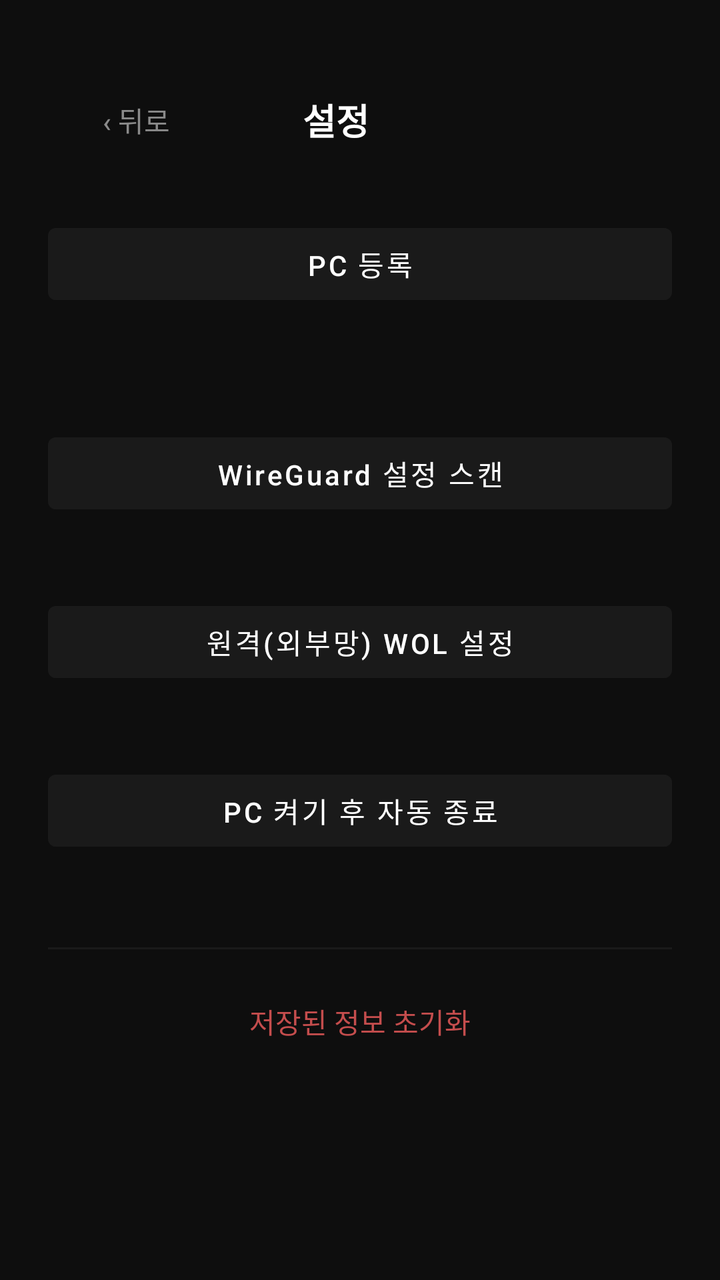
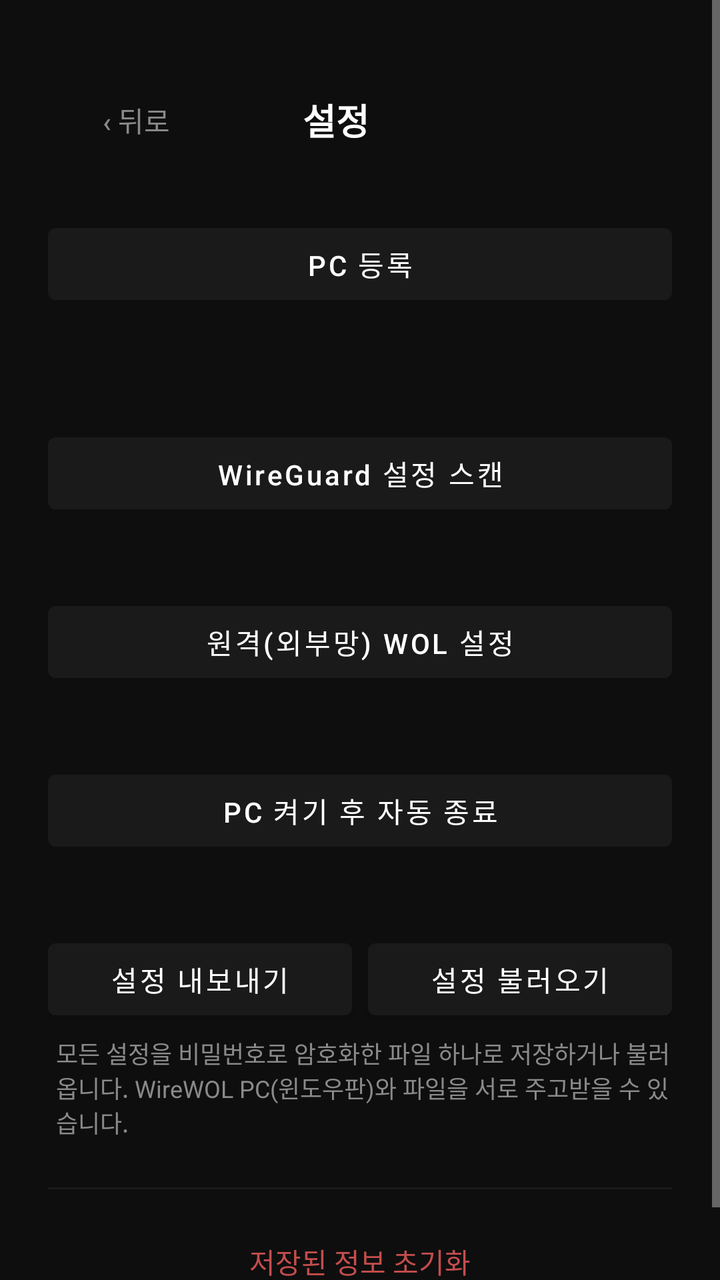

Screens rendered from an Android XML layout before and after an edit, with the pre-edit source and the edit as a unified diff.
<!-- AndroidManifest.xml: application theme Theme.WireWOL -->
<!-- res/layout/activity_settings.xml -->
<?xml version="1.0" encoding="utf-8"?>
<ScrollView xmlns:android="http://schemas.android.com/apk/res/android"
    android:layout_width="match_parent"
    android:layout_height="match_parent"
    android:background="@color/ww_background"
    android:fillViewport="true">

    <LinearLayout
        android:layout_width="match_parent"
        android:layout_height="wrap_content"
        android:orientation="vertical"
        android:padding="24dp">

        <LinearLayout
            android:layout_width="match_parent"
            android:layout_height="wrap_content"
            android:layout_marginTop="12dp"
            android:gravity="center_vertical"
            android:orientation="horizontal">

            <Button
                android:id="@+id/backButton"
                style="?android:attr/borderlessButtonStyle"
                android:layout_width="wrap_content"
                android:layout_height="wrap_content"
                android:text="@string/back"
                android:textAllCaps="false"
                android:textColor="@color/ww_hint" />

            <TextView
                android:layout_width="0dp"
                android:layout_height="wrap_content"
                android:layout_weight="1"
                android:gravity="center"
                android:text="@string/settings_title"
                android:textColor="@color/ww_text"
                android:textSize="18sp"
                android:textStyle="bold" />

            
            <View
                android:layout_width="0dp"
                android:layout_height="1dp"
                android:layout_weight="1" />
        </LinearLayout>

        <Button
            android:id="@+id/scanPairingButton"
            android:layout_width="match_parent"
            android:layout_height="wrap_content"
            android:layout_marginTop="24dp"
            android:backgroundTint="@color/ww_surface"
            android:text="@string/scan_pairing"
            android:textAllCaps="false"
            android:textColor="@color/ww_text" />

        <TextView
            android:id="@+id/scanPairingStatus"
            android:layout_width="match_parent"
            android:layout_height="wrap_content"
            android:layout_marginTop="4dp"
            android:layout_marginStart="4dp"
            android:textColor="@color/ww_hint"
            android:textSize="12sp" />

        <TextView
            android:id="@+id/editMacStatus"
            android:layout_width="match_parent"
            android:layout_height="wrap_content"
            android:layout_marginTop="4dp"
            android:layout_marginStart="4dp"
            android:textColor="@color/ww_hint"
            android:textSize="12sp" />

        <Button
            android:id="@+id/scanWireGuardButton"
            android:layout_width="match_parent"
            android:layout_height="wrap_content"
            android:layout_marginTop="16dp"
            android:backgroundTint="@color/ww_surface"
            android:text="@string/wireguard_scan_button"
            android:textAllCaps="false"
            android:textColor="@color/ww_text" />

        <TextView
            android:id="@+id/scanWireGuardStatus"
            android:layout_width="match_parent"
            android:layout_height="wrap_content"
            android:layout_marginTop="4dp"
            android:layout_marginStart="4dp"
            android:textColor="@color/ww_hint"
            android:textSize="12sp" />

        <Button
            android:id="@+id/routerWolSettingsButton"
            android:layout_width="match_parent"
            android:layout_height="wrap_content"
            android:layout_marginTop="16dp"
            android:backgroundTint="@color/ww_surface"
            android:text="@string/router_wol_open_settings"
            android:textAllCaps="false"
            android:textColor="@color/ww_text" />

        <TextView
            android:id="@+id/routerWolStatus"
            android:layout_width="match_parent"
            android:layout_height="wrap_content"
            android:layout_marginTop="4dp"
            android:layout_marginStart="4dp"
            android:textColor="@color/ww_hint"
            android:textSize="12sp" />

        <Button
            android:id="@+id/autoShutdownButton"
            android:layout_width="match_parent"
            android:layout_height="wrap_content"
            android:layout_marginTop="16dp"
            android:backgroundTint="@color/ww_surface"
            android:text="@string/auto_shutdown_open_settings"
            android:textAllCaps="false"
            android:textColor="@color/ww_text" />

        <TextView
            android:id="@+id/autoShutdownStatus"
            android:layout_width="match_parent"
            android:layout_height="wrap_content"
            android:layout_marginTop="4dp"
            android:layout_marginStart="4dp"
            android:textColor="@color/ww_hint"
            android:textSize="12sp" />

        <View
            android:layout_width="match_parent"
            android:layout_height="1dp"
            android:layout_marginTop="24dp"
            android:layout_marginBottom="4dp"
            android:background="@color/ww_surface" />

        <Button
            android:id="@+id/clearAllButton"
            style="?android:attr/borderlessButtonStyle"
            android:layout_width="match_parent"
            android:layout_height="wrap_content"
            android:layout_marginTop="8dp"
            android:text="@string/clear_all"
            android:textAllCaps="false"
            android:textColor="@color/ww_accent_red" />

    </LinearLayout>
</ScrollView>
<!-- resources referenced by this layout -->
<resources>
  <color name="ww_accent_red">#c44d4d</color>
  <color name="ww_background">#0e0e0e</color>
  <color name="ww_hint">#8a8a8a</color>
  <color name="ww_surface">#1a1a1a</color>
  <color name="ww_text">#ffffff</color>
  <string name="auto_shutdown_open_settings">PC 켜기 후 자동 종료</string>
  <string name="back">‹ 뒤로</string>
  <string name="clear_all">저장된 정보 초기화</string>
  <string name="router_wol_open_settings">원격(외부망) WOL 설정</string>
  <string name="scan_pairing">PC 등록</string>
  <string name="settings_title">설정</string>
  <string name="wireguard_scan_button">WireGuard 설정 스캔</string>
  <style name="Theme.WireWOL" parent="Theme.MaterialComponents.NoActionBar">
          <item name="android:windowBackground">@color/ww_background</item>
          <item name="colorPrimary">@color/ww_accent</item>
          <item name="colorPrimaryDark">@color/ww_background</item>
          <item name="colorAccent">@color/ww_accent</item>
          <item name="android:statusBarColor">@color/ww_background</item>
          <item name="android:navigationBarColor">@color/ww_background</item>
          <item name="android:windowLightStatusBar">false</item>
      </style>
  <color name="ww_accent">#4d7fd6</color>
</resources>

<!-- the commit's change to res/layout/activity_settings.xml (unified diff, before → after) -->
@@ -129,6 +129,44 @@
             android:textColor="@color/ww_hint"
             android:textSize="12sp" />
 
+        <LinearLayout
+            android:layout_width="match_parent"
+            android:layout_height="wrap_content"
+            android:layout_marginTop="16dp"
+            android:orientation="horizontal">
+
+            <Button
+                android:id="@+id/exportSettingsButton"
+                android:layout_width="0dp"
+                android:layout_height="wrap_content"
+                android:layout_weight="1"
+                android:layout_marginEnd="4dp"
+                android:backgroundTint="@color/ww_surface"
+                android:text="@string/export_settings"
+                android:textAllCaps="false"
+                android:textColor="@color/ww_text" />
+
+            <Button
+                android:id="@+id/importSettingsButton"
+                android:layout_width="0dp"
+                android:layout_height="wrap_content"
+                android:layout_weight="1"
+                android:layout_marginStart="4dp"
+                android:backgroundTint="@color/ww_surface"
+                android:text="@string/import_settings"
+                android:textAllCaps="false"
+                android:textColor="@color/ww_text" />
+        </LinearLayout>
+
+        <TextView
+            android:layout_width="match_parent"
+            android:layout_height="wrap_content"
+            android:layout_marginTop="4dp"
+            android:layout_marginStart="4dp"
+            android:text="@string/settings_backup_hint"
+            android:textColor="@color/ww_hint"
+            android:textSize="12sp" />
+
         <View
             android:layout_width="match_parent"
             android:layout_height="1dp"
<!-- resource entries referenced after the edit -->
@@ -8,8 +8,11 @@
   <string name="auto_shutdown_open_settings">PC 켜기 후 자동 종료</string>
   <string name="back">‹ 뒤로</string>
   <string name="clear_all">저장된 정보 초기화</string>
+  <string name="export_settings">설정 내보내기</string>
+  <string name="import_settings">설정 불러오기</string>
   <string name="router_wol_open_settings">원격(외부망) WOL 설정</string>
   <string name="scan_pairing">PC 등록</string>
+  <string name="settings_backup_hint">모든 설정을 비밀번호로 암호화한 파일 하나로 저장하거나 불러옵니다. WireWOL PC(윈도우판)와 파일을 서로 주고받을 수 있습니다.</string>
   <string name="settings_title">설정</string>
   <string name="wireguard_scan_button">WireGuard 설정 스캔</string>
   <style name="Theme.WireWOL" parent="Theme.MaterialComponents.NoActionBar">
